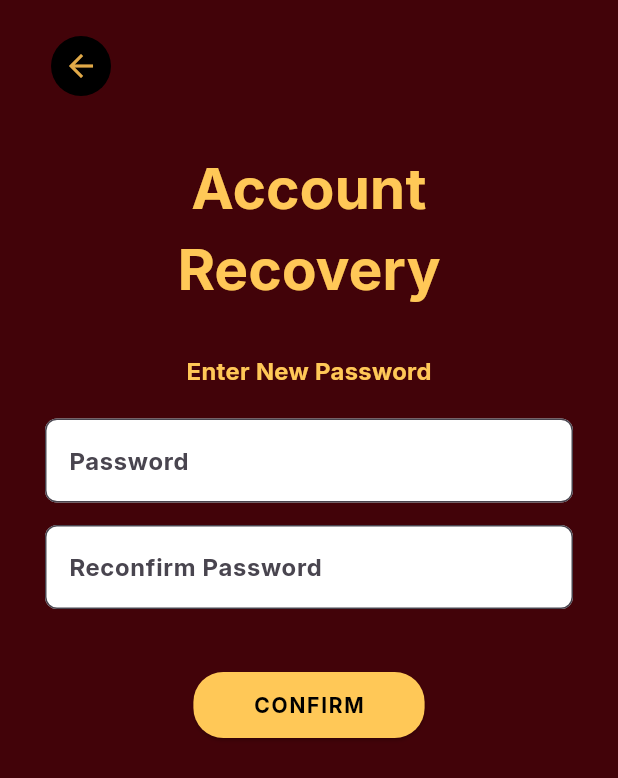
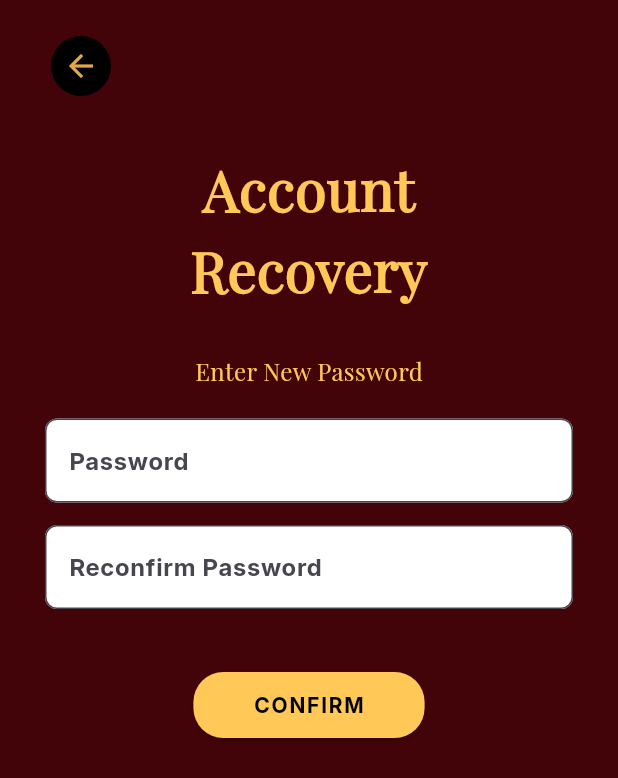
Before and after one commit to DaMasterofPuppets/Mob_Prog, a Flutter app: the ForgotPassReset screen opened by its route, on a phone screen of 412 x 824 dp. Shown: the top 778 px of the screen. Run offline on Flutter 3.47's test engine with Material 3 defaults, Android fonts, the phone set to English and light mode, and no system bars.

Commit message:
Updated: Text with "Font-LuxScript" changed to "Font-PlayfairDisplay"

```diff
--- a/lib/screens/login/account_created.dart
+++ b/lib/screens/login/account_created.dart
@@ -16,6 +16,7 @@ class AccountCreatedPage extends StatelessWidget {
               style: TextStyle(
                 color: Color(0xFFFFD700),
                 fontSize: 48,
+                fontFamily: 'PlayfairDisplay',
                 fontWeight: FontWeight.bold,
               ),
             ),
@@ -25,6 +26,7 @@ class AccountCreatedPage extends StatelessWidget {
               textAlign: TextAlign.center,
               style: TextStyle(
                 color: Color(0xFFFFD700),
+                fontFamily: 'PlayfairDisplay',
                 fontSize: 24,
               ),
             ),
--- a/lib/screens/login/confirmation_screen.dart
+++ b/lib/screens/login/confirmation_screen.dart
@@ -61,6 +61,7 @@ class _ConfirmationScreenState extends State<ConfirmationScreen> {
               style: TextStyle(
                 fontSize: 34,
                 color: Color(0xFFFFD700),
+                fontFamily: 'PlayfairDisplay',
                 fontWeight: FontWeight.bold,
               ),
             ),
@@ -70,6 +71,7 @@ class _ConfirmationScreenState extends State<ConfirmationScreen> {
               textAlign: TextAlign.center,
               style: TextStyle(
                 color: Color(0xFFFFD700),
+                fontFamily: 'PlayfairDisplay',
                 fontSize: 21,
               ),
             ),
--- a/lib/screens/login/create_account_screen.dart
+++ b/lib/screens/login/create_account_screen.dart
@@ -45,6 +45,7 @@ class _CreateAccountScreenState extends State<CreateAccountScreen> {
                     style: TextStyle(
                       fontSize: 48,
                       color: Color(0xFFFFD700),
+                      fontFamily: 'PlayfairDisplay',
                       fontWeight: FontWeight.bold,
                     ),
                   ),
@@ -53,6 +54,7 @@ class _CreateAccountScreenState extends State<CreateAccountScreen> {
                     style: TextStyle(
                       fontSize: 48,
                       color: Color(0xFFFFD700),
+                      fontFamily: 'PlayfairDisplay',
                       fontWeight: FontWeight.bold,
                     ),
                   ),
--- a/lib/screens/login/forgot_password.dart
+++ b/lib/screens/login/forgot_password.dart
@@ -99,6 +99,7 @@ class _ForgotPasswordState extends State<ForgotPassword> {
                     style: TextStyle(
                       color: Color(0xFFFFC76A),
                       fontSize: 38,
+                      fontFamily: 'PlayfairDisplay',
                       fontWeight: FontWeight.bold,
                       height: 1.2,
                     ),
@@ -112,6 +113,7 @@ class _ForgotPasswordState extends State<ForgotPassword> {
                     style: TextStyle(
                       color: Color(0xFFFFC76A),
                       fontSize: 16,
+                      fontFamily: 'PlayfairDisplay',
                       height: 1.4,
                     ),
                   ),
--- a/lib/screens/login/fp_resetpass.dart
+++ b/lib/screens/login/fp_resetpass.dart
@@ -82,6 +82,7 @@ class _ForgotPassResetState extends State<ForgotPassReset> {
                       'Account',
                       style: TextStyle(
                         fontSize: 38,
+                        fontFamily: 'PlayfairDisplay',
                         fontWeight: FontWeight.bold,
                         color: Color(0xFFFFC857),
                       ),
@@ -90,6 +91,7 @@ class _ForgotPassResetState extends State<ForgotPassReset> {
                       'Recovery',
                       style: TextStyle(
                         fontSize: 38,
+                        fontFamily: 'PlayfairDisplay',
                         fontWeight: FontWeight.bold,
                         color: Color(0xFFFFC857),
                       ),
@@ -105,6 +107,7 @@ class _ForgotPassResetState extends State<ForgotPassReset> {
                   'Enter New Password',
                   style: TextStyle(
                     color: Color(0xFFFFC857),
+                    fontFamily: 'PlayfairDisplay',
                     fontSize: 16,
                   ),
                 ),
--- a/lib/screens/login/fp_verify.dart
+++ b/lib/screens/login/fp_verify.dart
@@ -88,6 +88,7 @@ class _ForgotPassVerifyState extends State<ForgotPassVerify> {
                   style: TextStyle(
                     color: Color(0xFFFFC76A),
                     fontSize: 38,
+                    fontFamily: 'PlayfairDisplay',
                     fontWeight: FontWeight.bold,
                     height: 1.2,
                   ),
@@ -102,6 +103,7 @@ class _ForgotPassVerifyState extends State<ForgotPassVerify> {
                       style: TextStyle(
                         color: Color(0xFFFFD700),
                         fontSize: 36,
+                        fontFamily: 'PlayfairDisplay',
                         fontWeight: FontWeight.w900,
                         letterSpacing: 1.5,
                       ),
@@ -112,6 +114,7 @@ class _ForgotPassVerifyState extends State<ForgotPassVerify> {
                       textAlign: TextAlign.center,
                       style: TextStyle(
                         color: Color(0xFFFFC76A),
+                        fontFamily: 'PlayfairDisplay',
                         fontSize: 16,
                         height: 1.4,
                       ),
```
